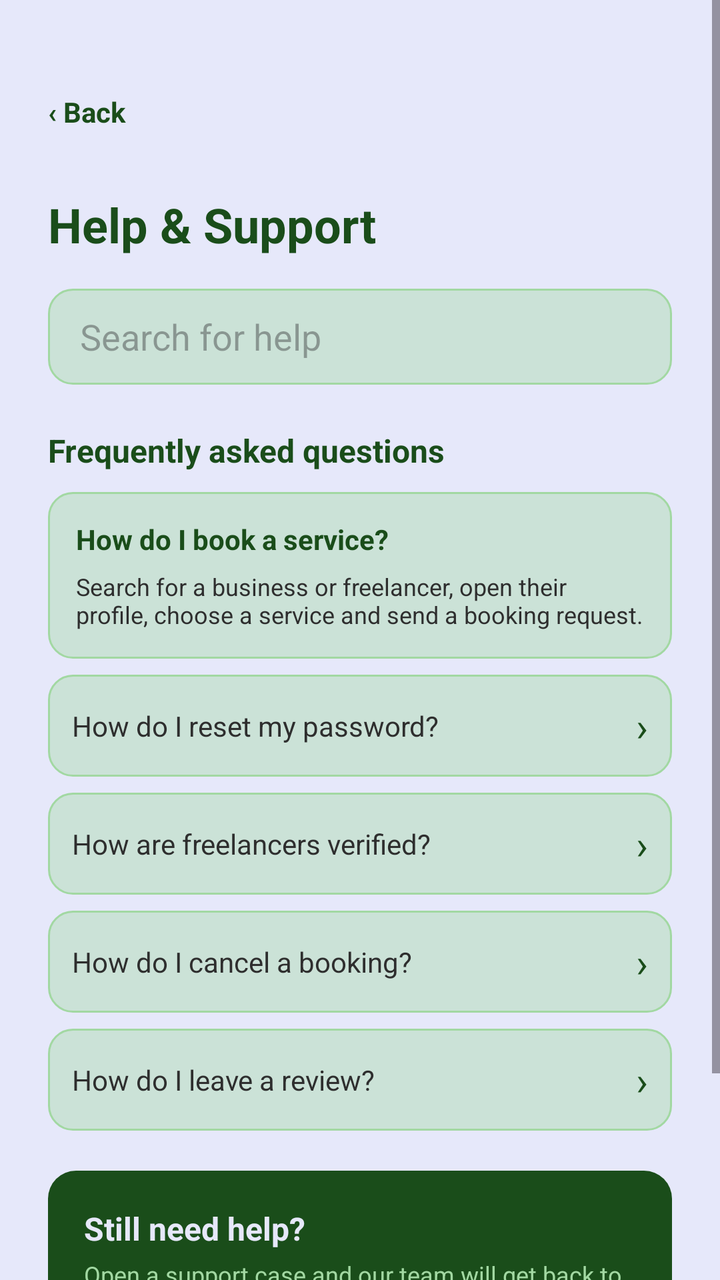
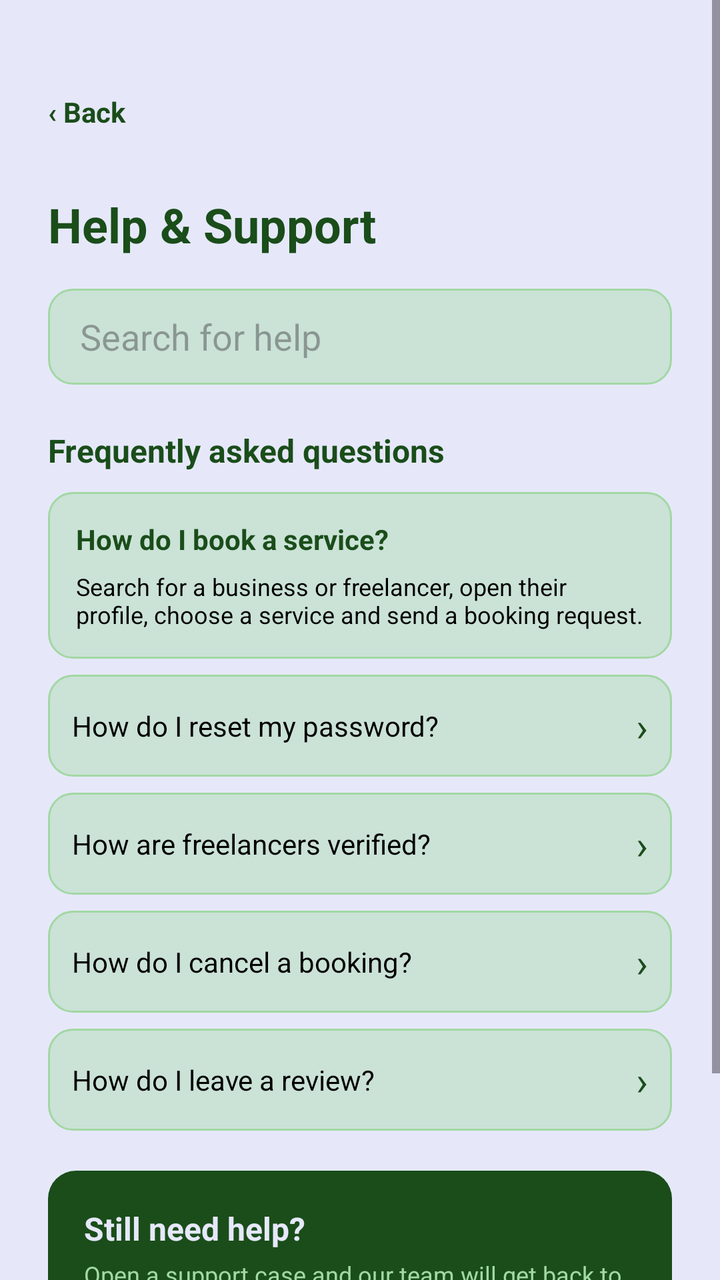

Screens rendered from an Android XML layout before and after an edit, with the pre-edit source and the edit as a unified diff.
<!-- AndroidManifest.xml: application theme Theme.GeoConnect -->
<!-- res/layout/activity_support.xml -->
<?xml version="1.0" encoding="utf-8"?>
<ScrollView
    xmlns:android="http://schemas.android.com/apk/res/android"
    android:id="@+id/main"
    android:layout_width="match_parent"
    android:layout_height="match_parent"
    android:background="@color/glitter">

    <LinearLayout
        android:layout_width="match_parent"
        android:layout_height="wrap_content"
        android:orientation="vertical"
        android:padding="24dp">

        <TextView
            android:id="@+id/tvBack"
            android:layout_width="wrap_content"
            android:layout_height="wrap_content"
            android:text="‹ Back"
            android:textColor="@color/jade_dark"
            android:textSize="14sp"
            android:textStyle="bold"
            android:layout_marginTop="8dp"
            android:gravity="center_vertical"
            android:clickable="true"
            android:focusable="true"
            android:minHeight="48dp"
            android:minWidth="48dp" />

        <TextView
            android:layout_width="wrap_content"
            android:layout_height="wrap_content"
            android:text="Help &amp; Support"
            android:textColor="@color/jade_dark"
            android:textSize="24sp"
            android:textStyle="bold"
            android:layout_marginTop="16dp" />

        <EditText
            android:id="@+id/etSearch"
            android:layout_width="match_parent"
            android:layout_height="48dp"
            android:layout_marginTop="16dp"
            android:background="@drawable/bg_input"
            android:hint="Search for help"
            android:inputType="text"
            android:paddingStart="16dp"
            android:paddingEnd="16dp"
            android:textColor="@color/charcoal" />

        <TextView
            android:layout_width="wrap_content"
            android:layout_height="wrap_content"
            android:text="Frequently asked questions"
            android:textColor="@color/jade_dark"
            android:textSize="16sp"
            android:textStyle="bold"
            android:layout_marginTop="22dp" />

        <LinearLayout
            android:layout_width="match_parent"
            android:layout_height="wrap_content"
            android:orientation="vertical"
            android:layout_marginTop="10dp"
            android:background="@drawable/bg_card"
            android:padding="14dp">

            <TextView
                android:layout_width="wrap_content"
                android:layout_height="wrap_content"
                android:text="How do I book a service?"
                android:textColor="@color/jade_dark"
                android:textSize="14sp"
                android:textStyle="bold" />

            <TextView
                android:layout_width="wrap_content"
                android:layout_height="wrap_content"
                android:text="Search for a business or freelancer, open their profile, choose a service and send a booking request."
                android:textColor="@color/charcoal"
                android:textSize="12sp"
                android:layout_marginTop="6dp" />

        </LinearLayout>

        <LinearLayout
            android:layout_width="match_parent"
            android:layout_height="wrap_content"
            android:orientation="vertical"
            android:layout_marginTop="8dp"
            android:background="@drawable/bg_card"
            android:padding="12dp">

            <LinearLayout
                android:layout_width="match_parent"
                android:layout_height="wrap_content"
                android:orientation="horizontal"
                android:gravity="center_vertical">

                <TextView
                    android:layout_width="0dp"
                    android:layout_height="wrap_content"
                    android:text="How do I reset my password?"
                    android:textColor="@color/charcoal"
                    android:textSize="14sp"
                    android:layout_weight="1" />

                <TextView
                    android:layout_width="wrap_content"
                    android:layout_height="wrap_content"
                    android:text="›"
                    android:textColor="@color/jade_dark"
                    android:textSize="20sp" />

            </LinearLayout>

        </LinearLayout>

        <LinearLayout
            android:layout_width="match_parent"
            android:layout_height="wrap_content"
            android:orientation="vertical"
            android:layout_marginTop="8dp"
            android:background="@drawable/bg_card"
            android:padding="12dp">

            <LinearLayout
                android:layout_width="match_parent"
                android:layout_height="wrap_content"
                android:orientation="horizontal"
                android:gravity="center_vertical">

                <TextView
                    android:layout_width="0dp"
                    android:layout_height="wrap_content"
                    android:text="How are freelancers verified?"
                    android:textColor="@color/charcoal"
                    android:textSize="14sp"
                    android:layout_weight="1" />

                <TextView
                    android:layout_width="wrap_content"
                    android:layout_height="wrap_content"
                    android:text="›"
                    android:textColor="@color/jade_dark"
                    android:textSize="20sp" />

            </LinearLayout>

        </LinearLayout>

        <LinearLayout
            android:layout_width="match_parent"
            android:layout_height="wrap_content"
            android:orientation="vertical"
            android:layout_marginTop="8dp"
            android:background="@drawable/bg_card"
            android:padding="12dp">

            <LinearLayout
                android:layout_width="match_parent"
                android:layout_height="wrap_content"
                android:orientation="horizontal"
                android:gravity="center_vertical">

                <TextView
                    android:layout_width="0dp"
                    android:layout_height="wrap_content"
                    android:text="How do I cancel a booking?"
                    android:textColor="@color/charcoal"
                    android:textSize="14sp"
                    android:layout_weight="1" />

                <TextView
                    android:layout_width="wrap_content"
                    android:layout_height="wrap_content"
                    android:text="›"
                    android:textColor="@color/jade_dark"
                    android:textSize="20sp" />

            </LinearLayout>

        </LinearLayout>

        <LinearLayout
            android:layout_width="match_parent"
            android:layout_height="wrap_content"
            android:orientation="vertical"
            android:layout_marginTop="8dp"
            android:background="@drawable/bg_card"
            android:padding="12dp">

            <LinearLayout
                android:layout_width="match_parent"
                android:layout_height="wrap_content"
                android:orientation="horizontal"
                android:gravity="center_vertical">

                <TextView
                    android:layout_width="0dp"
                    android:layout_height="wrap_content"
                    android:text="How do I leave a review?"
                    android:textColor="@color/charcoal"
                    android:textSize="14sp"
                    android:layout_weight="1" />

                <TextView
                    android:layout_width="wrap_content"
                    android:layout_height="wrap_content"
                    android:text="›"
                    android:textColor="@color/jade_dark"
                    android:textSize="20sp" />

            </LinearLayout>

        </LinearLayout>

        <LinearLayout
            android:layout_width="match_parent"
            android:layout_height="wrap_content"
            android:orientation="vertical"
            android:background="@drawable/bg_card_dark"
            android:padding="18dp"
            android:layout_marginTop="20dp">

            <TextView
                android:layout_width="wrap_content"
                android:layout_height="wrap_content"
                android:text="Still need help?"
                android:textColor="@color/glitter"
                android:textSize="16sp"
                android:textStyle="bold" />

            <TextView
                android:layout_width="wrap_content"
                android:layout_height="wrap_content"
                android:text="Open a support case and our team will get back to you."
                android:textColor="@color/jade_mint"
                android:textSize="12sp"
                android:layout_marginTop="4dp" />

            <TextView
                android:id="@+id/btnOpenCase"
                android:layout_width="match_parent"
                android:layout_height="48dp"
                android:text="Open a case"
                android:textColor="@color/jade_dark"
                android:textSize="14sp"
                android:textStyle="bold"
                android:gravity="center"
                android:layout_marginTop="14dp"
                android:background="@drawable/bg_button_light"
                android:clickable="true"
                android:focusable="true"
                android:minHeight="48dp"
                android:minWidth="48dp" />

        </LinearLayout>

    </LinearLayout>

</ScrollView>
<!-- resources referenced by this layout -->
<resources>
  <color name="charcoal">#2E2E2E</color>
  <color name="glitter">#E6E8FA</color>
  <color name="jade_dark">#1A4D1A</color>
  <color name="jade_mint">#A2D8A2</color>
  <!-- drawable bg_button_light (drawable) -->
  <?xml version="1.0" encoding="utf-8"?>
  <shape xmlns:android="http://schemas.android.com/apk/res/android">
      <solid android:color="@color/glitter" />
      <corners android:radius="10dp" />
  </shape>
  <!-- drawable bg_card (drawable) -->
  <?xml version="1.0" encoding="utf-8"?>
  <shape xmlns:android="http://schemas.android.com/apk/res/android">
      <solid android:color="#66A2D8A2" />
      <stroke android:width="1dp" android:color="@color/jade_mint" />
      <corners android:radius="12dp" />
  </shape>
  <!-- drawable bg_card_dark (drawable) -->
  <?xml version="1.0" encoding="utf-8"?>
  <shape xmlns:android="http://schemas.android.com/apk/res/android">
      <solid android:color="@color/jade_dark" />
      <corners android:radius="14dp" />
  </shape>
  <!-- drawable bg_input (drawable) -->
  <?xml version="1.0" encoding="utf-8"?>
      <shape xmlns:android="http://schemas.android.com/apk/res/android">
          <solid android:color="#66A2D8A2" />
          <stroke android:width="1dp" android:color="@color/jade_mint" />
          <corners android:radius="12dp" />
      </shape>
  <style name="Theme.GeoConnect" parent="Base.Theme.GeoConnect" />
  <style name="Base.Theme.GeoConnect" parent="Theme.Material3.DayNight.NoActionBar">
          
          
      </style>
</resources>

<!-- the commit's change to res/layout/activity_support.xml (unified diff, before → after) -->
@@ -17,7 +17,7 @@
             android:layout_width="wrap_content"
             android:layout_height="wrap_content"
             android:text="‹ Back"
-            android:textColor="@color/jade_dark"
+            android:textColor="@color/forest_green"
             android:textSize="14sp"
             android:textStyle="bold"
             android:layout_marginTop="8dp"
@@ -31,7 +31,7 @@
             android:layout_width="wrap_content"
             android:layout_height="wrap_content"
             android:text="Help &amp; Support"
-            android:textColor="@color/jade_dark"
+            android:textColor="@color/forest_green"
             android:textSize="24sp"
             android:textStyle="bold"
             android:layout_marginTop="16dp" />
@@ -46,13 +46,13 @@
             android:inputType="text"
             android:paddingStart="16dp"
             android:paddingEnd="16dp"
-            android:textColor="@color/charcoal" />
+            android:textColor="@color/black" />
 
         <TextView
             android:layout_width="wrap_content"
             android:layout_height="wrap_content"
             android:text="Frequently asked questions"
-            android:textColor="@color/jade_dark"
+            android:textColor="@color/forest_green"
             android:textSize="16sp"
             android:textStyle="bold"
             android:layout_marginTop="22dp" />
@@ -69,7 +69,7 @@
                 android:layout_width="wrap_content"
                 android:layout_height="wrap_content"
                 android:text="How do I book a service?"
-                android:textColor="@color/jade_dark"
+                android:textColor="@color/forest_green"
                 android:textSize="14sp"
                 android:textStyle="bold" />
 
@@ -77,7 +77,7 @@
                 android:layout_width="wrap_content"
                 android:layout_height="wrap_content"
                 android:text="Search for a business or freelancer, open their profile, choose a service and send a booking request."
-                android:textColor="@color/charcoal"
+                android:textColor="@color/black"
                 android:textSize="12sp"
                 android:layout_marginTop="6dp" />
 
@@ -101,15 +101,15 @@
                     android:layout_width="0dp"
                     android:layout_height="wrap_content"
                     android:text="How do I reset my password?"
-                    android:textColor="@color/charcoal"
-                    android:textSize="14sp"
-                    android:layout_weight="1" />
-
-                <TextView
-                    android:layout_width="wrap_content"
-                    android:layout_height="wrap_content"
-                    android:text="›"
-                    android:textColor="@color/jade_dark"
+                    android:textColor="@color/black"
+                    android:textSize="14sp"
+                    android:layout_weight="1" />
+
+                <TextView
+                    android:layout_width="wrap_content"
+                    android:layout_height="wrap_content"
+                    android:text="›"
+                    android:textColor="@color/forest_green"
                     android:textSize="20sp" />
 
             </LinearLayout>
@@ -134,15 +134,15 @@
                     android:layout_width="0dp"
                     android:layout_height="wrap_content"
                     android:text="How are freelancers verified?"
-                    android:textColor="@color/charcoal"
-                    android:textSize="14sp"
-                    android:layout_weight="1" />
-
-                <TextView
-                    android:layout_width="wrap_content"
-                    android:layout_height="wrap_content"
-                    android:text="›"
-                    android:textColor="@color/jade_dark"
+                    android:textColor="@color/black"
+                    android:textSize="14sp"
+                    android:layout_weight="1" />
+
+                <TextView
+                    android:layout_width="wrap_content"
+                    android:layout_height="wrap_content"
+                    android:text="›"
+                    android:textColor="@color/forest_green"
                     android:textSize="20sp" />
 
             </LinearLayout>
@@ -167,15 +167,15 @@
                     android:layout_width="0dp"
                     android:layout_height="wrap_content"
                     android:text="How do I cancel a booking?"
-                    android:textColor="@color/charcoal"
-                    android:textSize="14sp"
-                    android:layout_weight="1" />
-
-                <TextView
-                    android:layout_width="wrap_content"
-                    android:layout_height="wrap_content"
-                    android:text="›"
-                    android:textColor="@color/jade_dark"
+                    android:textColor="@color/black"
+                    android:textSize="14sp"
+                    android:layout_weight="1" />
+
+                <TextView
+                    android:layout_width="wrap_content"
+                    android:layout_height="wrap_content"
+                    android:text="›"
+                    android:textColor="@color/forest_green"
                     android:textSize="20sp" />
 
             </LinearLayout>
@@ -200,15 +200,15 @@
                     android:layout_width="0dp"
                     android:layout_height="wrap_content"
                     android:text="How do I leave a review?"
-                    android:textColor="@color/charcoal"
-                    android:textSize="14sp"
-                    android:layout_weight="1" />
-
-                <TextView
-                    android:layout_width="wrap_content"
-                    android:layout_height="wrap_content"
-                    android:text="›"
-                    android:textColor="@color/jade_dark"
+                    android:textColor="@color/black"
+                    android:textSize="14sp"
+                    android:layout_weight="1" />
+
+                <TextView
+                    android:layout_width="wrap_content"
+                    android:layout_height="wrap_content"
+                    android:text="›"
+                    android:textColor="@color/forest_green"
                     android:textSize="20sp" />
 
             </LinearLayout>
@@ -235,7 +235,7 @@
                 android:layout_width="wrap_content"
                 android:layout_height="wrap_content"
                 android:text="Open a support case and our team will get back to you."
-                android:textColor="@color/jade_mint"
+                android:textColor="@color/sage_green"
                 android:textSize="12sp"
                 android:layout_marginTop="4dp" />
 
@@ -244,7 +244,7 @@
                 android:layout_width="match_parent"
                 android:layout_height="48dp"
                 android:text="Open a case"
-                android:textColor="@color/jade_dark"
+                android:textColor="@color/forest_green"
                 android:textSize="14sp"
                 android:textStyle="bold"
                 android:gravity="center"
<!-- resource entries referenced after the edit -->
@@ -1,9 +1,9 @@
 <!-- resources referenced by this layout -->
 <resources>
-  <color name="charcoal">#2E2E2E</color>
+  <color name="black">#FF000000</color>
+  <color name="forest_green">#1A4D1A</color>
   <color name="glitter">#E6E8FA</color>
-  <color name="jade_dark">#1A4D1A</color>
-  <color name="jade_mint">#A2D8A2</color>
+  <color name="sage_green">#A2D8A2</color>
   <!-- drawable bg_button_light (drawable) -->
   <?xml version="1.0" encoding="utf-8"?>
   <shape xmlns:android="http://schemas.android.com/apk/res/android">
@@ -14,20 +14,20 @@
   <?xml version="1.0" encoding="utf-8"?>
   <shape xmlns:android="http://schemas.android.com/apk/res/android">
       <solid android:color="#66A2D8A2" />
-      <stroke android:width="1dp" android:color="@color/jade_mint" />
+      <stroke android:width="1dp" android:color="@color/sage_green" />
       <corners android:radius="12dp" />
   </shape>
   <!-- drawable bg_card_dark (drawable) -->
   <?xml version="1.0" encoding="utf-8"?>
   <shape xmlns:android="http://schemas.android.com/apk/res/android">
-      <solid android:color="@color/jade_dark" />
+      <solid android:color="@color/forest_green" />
       <corners android:radius="14dp" />
   </shape>
   <!-- drawable bg_input (drawable) -->
   <?xml version="1.0" encoding="utf-8"?>
       <shape xmlns:android="http://schemas.android.com/apk/res/android">
           <solid android:color="#66A2D8A2" />
-          <stroke android:width="1dp" android:color="@color/jade_mint" />
+          <stroke android:width="1dp" android:color="@color/sage_green" />
           <corners android:radius="12dp" />
       </shape>
   <style name="Theme.GeoConnect" parent="Base.Theme.GeoConnect" />
